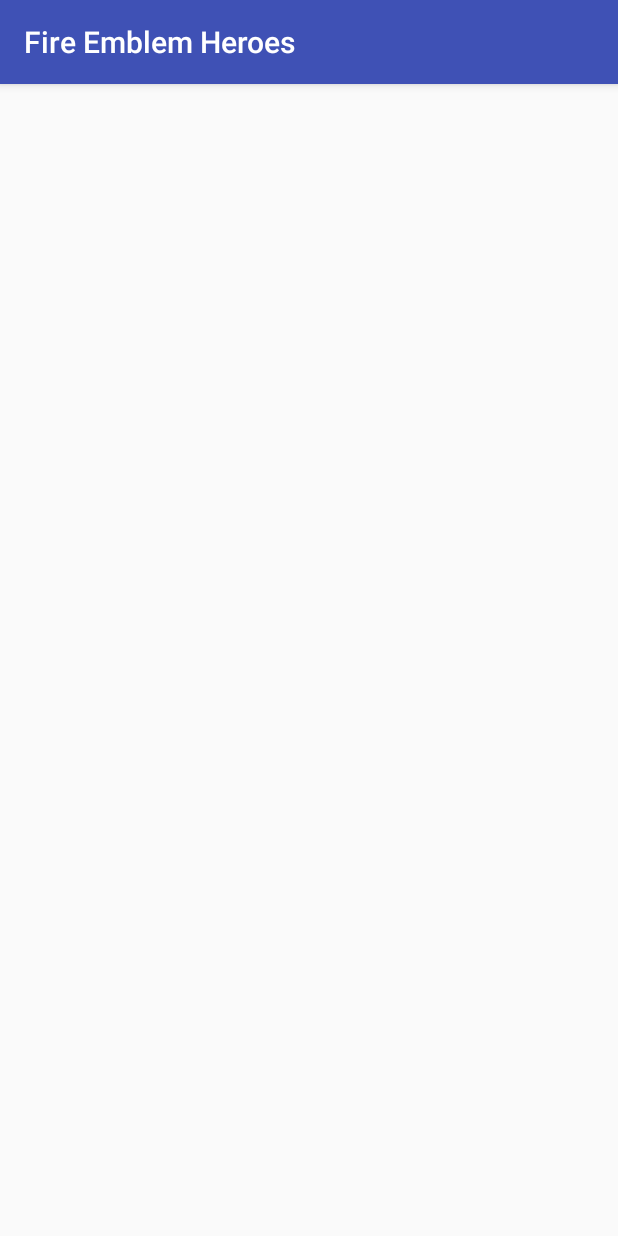
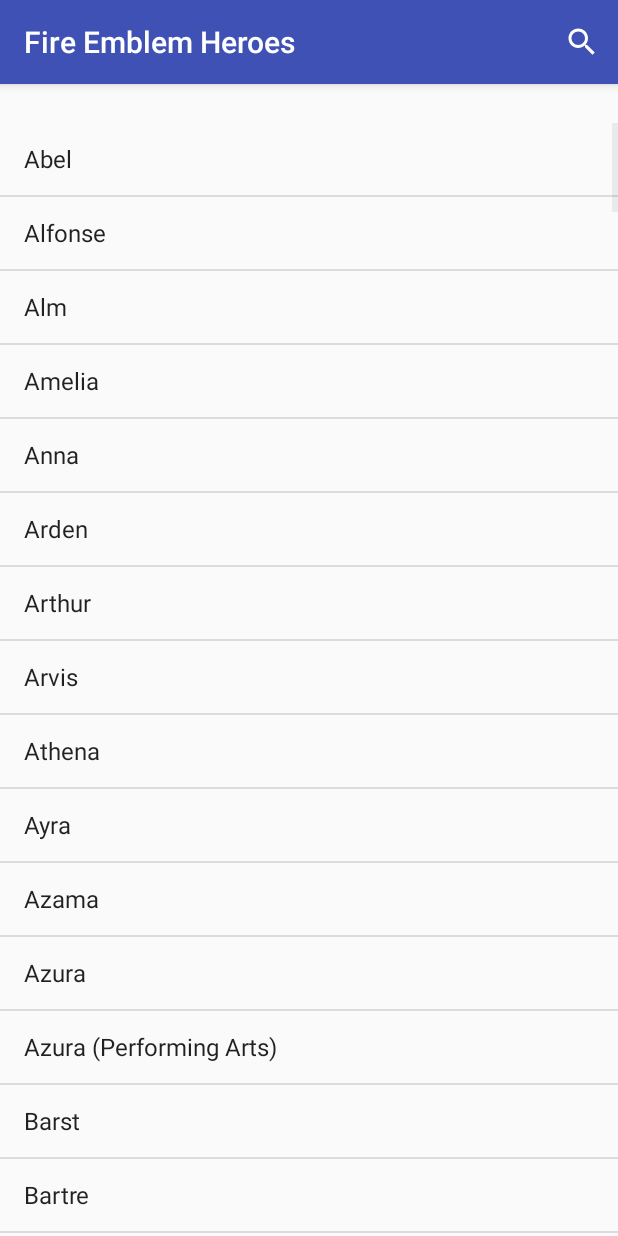
Before and after one commit to Darkvortexes/FEH-Test, an Android app: the HeroesActivity screen opened directly, with no data from a screen before it, on a phone screen of 412 x 824 dp. Run offline under Robolectric (Android 15) with nearby library versions, the phone set to English and light mode, and no system bars.

Commit message:
Completed search bar for HeroesActivity

```diff
--- a/app/src/main/java/com/strobertchs/fireemblemheroes/HeroesActivity.java
+++ b/app/src/main/java/com/strobertchs/fireemblemheroes/HeroesActivity.java
@@ -2,12 +2,56 @@ package com.strobertchs.fireemblemheroes;
 
 import android.support.v7.app.AppCompatActivity;
 import android.os.Bundle;
+import android.view.Menu;
+import android.view.MenuInflater;
+import android.view.MenuItem;
+import android.widget.ArrayAdapter;
+import android.widget.ListView;
+import android.widget.SearchView;
+
+import java.util.ArrayList;
+import java.util.Arrays;
 
 public class HeroesActivity extends AppCompatActivity {
 
+    ArrayAdapter<String> adapter;
     @Override
     protected void onCreate(Bundle savedInstanceState) {
         super.onCreate(savedInstanceState);
         setContentView(R.layout.activity_heroes);
+        ListView lv_heroes = (ListView)findViewById(R.id.listViewHeroes);
+        ArrayList<String> arrayHeroes = new ArrayList<>();
+        arrayHeroes.addAll(Arrays.asList(getResources().getStringArray(R.array.array_heroes)));
+
+        adapter = new ArrayAdapter<>(
+                HeroesActivity.this,
+                android.R.layout.simple_list_item_1,
+                arrayHeroes);
+        lv_heroes.setAdapter(adapter);
+
+    }
+
+    @Override
+    public boolean onCreateOptionsMenu(Menu menu) {
+        MenuInflater inflater = getMenuInflater();
+        inflater.inflate(R.menu.heroes_search,menu);
+        MenuItem item = menu.findItem(R.id.menuSearch);
+        SearchView searchView = (SearchView)item.getActionView();
+
+        searchView.setOnQueryTextListener(new SearchView.OnQueryTextListener(){
+            @Override
+            public boolean onQueryTextSubmit(String query){
+                return false;
+            }
+
+            @Override
+            public boolean onQueryTextChange(String newText){
+                adapter.getFilter().filter(newText);
+
+                return false;
+            }
+        });
+
+        return super.onCreateOptionsMenu(menu);
     }
 }
--- a/app/src/main/res/layout/activity_heroes.xml
+++ b/app/src/main/res/layout/activity_heroes.xml
@@ -1,9 +1,17 @@
 <?xml version="1.0" encoding="utf-8"?>
-<android.support.constraint.ConstraintLayout xmlns:android="http://schemas.android.com/apk/res/android"
+<RelativeLayout xmlns:android="http://schemas.android.com/apk/res/android"
     xmlns:app="http://schemas.android.com/apk/res-auto"
     xmlns:tools="http://schemas.android.com/tools"
     android:layout_width="match_parent"
     android:layout_height="match_parent"
     tools:context="com.strobertchs.fireemblemheroes.HeroesActivity">
 
-</android.support.constraint.ConstraintLayout>
+    <ListView
+        android:id="@+id/listViewHeroes"
+        android:layout_width="match_parent"
+        android:layout_height="match_parent"
+        android:layout_alignParentLeft="true"
+        android:layout_alignParentStart="true"
+        android:layout_alignParentTop="true"
+        android:layout_marginTop="26dp" />
+</RelativeLayout>
--- /dev/null
+++ b/app/src/main/res/menu/heroes_search.xml
@@ -0,0 +1,11 @@
+<?xml version="1.0" encoding="utf-8"?>
+<menu xmlns:android="http://schemas.android.com/apk/res/android"
+    xmlns:app="http://schemas.android.com/apk/res-auto">
+
+    <item android:id="@+id/menuSearch"
+        android:title="Search"
+        android:icon="@android:drawable/ic_menu_search"
+        app:actionViewClass="android.widget.SearchView"
+        app:showAsAction="always"
+        ></item>
+</menu>
--- a/app/src/main/res/values/strings.xml
+++ b/app/src/main/res/values/strings.xml
@@ -1,94 +1,199 @@
 <resources>
     <string name="app_name">Fire Emblem Heroes</string>
     <string name="title_activity_heroes">HeroesActivity</string>
+    <string-array name="array_heroes">
+        <item>Abel</item>
+        <item>Alfonse</item>
+        <item>Alm</item>
+        <item>Amelia</item>
+        <item>Anna</item>
+        <item>Arden</item>
+        <item>Arthur</item>
+        <item>Arvis</item>
+        <item>Athena</item>
+        <item>Ayra</item>
+        <item>Azama</item>
+        <item>Azura</item>
+        <item>Azura (Performing Arts)</item>
+        <item>Barst</item>
+        <item>Bartre</item>
+        <item>Berkut</item>
+        <item>Beruka</item>
+        <item>Black Knight</item>
+        <item>Boey</item>
+        <item>Caeda</item>
+        <item>Caeda (Bridal Blessings)</item>
+        <item>Cain</item>
+        <item>Camilla</item>
+        <item>Camilla (Spring Festival)</item>
+        <item>Camus</item>
+        <item>Catria</item>
+        <item>Cecilia</item>
+        <item>Celica</item>
+        <item>Charlotte (Bridal Blessings)</item>
+        <item>Cherche</item>
+        <item>Chrom</item>
+        <item>Chrom (Spring Festival)</item>
+        <item>Clair</item>
+        <item>Clarine</item>
+        <item>Clarisse</item>
+        <item>Clive</item>
+        <item>Cordelia</item>
+        <item>Cordelia (Bridal Blessings)</item>
+        <item>Corrin(F)</item>
+        <item>Corrin(F) (Nohrian Summer)</item>
+        <item>Corrin(M)</item>
+        <item>Deidre</item>
+        <item>Delthea</item>
+        <item>Donnel</item>
+        <item>Dorcas</item>
+        <item>Draug</item>
+        <item>Effie</item>
+        <item>Eirika</item>
+        <item>Eldigan</item>
+        <item>Elincia</item>
+        <item>Elise</item>
+        <item>Elise (Nohrian Summer)</item>
+        <item>Eliwood</item>
+        <item>Ephraim</item>
+        <item>Est</item>
+        <item>Fae</item>
+        <item>Faye</item>
+        <item>Felicia</item>
+        <item>Fir</item>
+        <item>Florina</item>
+        <item>Frederick</item>
+        <item>Frederick (Ylissean Summer)</item>
+        <item>Gaius</item>
+        <item>Gaius (Ylissean Summer)</item>
+        <item>Genny</item>
+        <item>Gordin</item>
+        <item>Gray</item>
+        <item>Gunter</item>
+        <item>Gwendolyn</item>
+        <item>Hana</item>
+        <item>Hawkeye</item>
+        <item>Hector</item>
+        <item>Henry</item>
+        <item>Henry (Trick or Defeat!)</item>
+        <item>Hinata</item>
+        <item>Hinoka</item>
+        <item>Ike</item>
+        <item>Ike (Brave Heroes)</item>
+        <item>Inigo (Performing Arts)</item>
+        <item>Innes</item>
+        <item>Jaffar</item>
+        <item>Jagen</item>
+        <item>Jakob</item>
+        <item>Jakob (Trick or Defeat!)</item>
+        <item>Jeorge</item>
+        <item>Julia</item>
+        <item>Kagero</item>
+        <item>Karel</item>
+        <item>Katarina</item>
+        <item>Klein</item>
+        <item>Lachesis</item>
+        <item>Laslow</item>
+        <item>Legion</item>
+        <item>Leo</item>
+        <item>Leo (Nohrian Summer)</item>
+        <item>Leon</item>
+        <item>Lilina</item>
+        <item>Linde</item>
+        <item>Lissa</item>
+        <item>Lloyd</item>
+        <item>Lon'qu</item>
+        <item>Lucina</item>
+        <item>Lucina (Brave Heroes)</item>
+        <item>Lucina (Spring Festival)</item>
+        <item>Lucius</item>
+        <item>Lukas</item>
+        <item>Luke</item>
+        <item>Lute</item>
+        <item>Lyn</item>
+        <item>Lyn (Brave Heroes)</item>
+        <item>Lyn (Bridal Blessings)</item>
+        <item>Mae</item>
+        <item>Maria</item>
+        <item>Marth</item>
+        <item>Marth (Masked)</item>
+        <item>Mathilda</item>
+        <item>Matthew</item>
+        <item>Merric</item>
+        <item>Mia</item>
+        <item>Michalis</item>
+        <item>Minerva</item>
+        <item>Mist</item>
+        <item>Narcian</item>
+        <item>Navarre</item>
+        <item>Nephenee</item>
+        <item>Niles</item>
+        <item>Ninian</item>
+        <item>Nino</item>
+        <item>Nowi</item>
+        <item>Nowi (Trick or Defeat!)</item>
+        <item>Oboro</item>
+        <item>Odin</item>
+        <item>Ogma</item>
+        <item>Olivia</item>
+        <item>Olivia (Performing Arts)</item>
+        <item>Olwen</item>
+        <item>Oscar</item>
+        <item>Palla</item>
+        <item>Peri</item>
+        <item>Priscilla</item>
+        <item>Raigh</item>
+        <item>Raven</item>
+        <item>Rebecca</item>
+        <item>Reinhardt</item>
+        <item>Robin(F)</item>
+        <item>Robin(F) (Ylissean Summer)</item>
+        <item>Robin(M)</item>
+        <item>Roderick</item>
+        <item>Roy</item>
+        <item>Roy (Brave Heroes)</item>
+        <item>Ryoma</item>
+        <item>Saber</item>
+        <item>Saizo</item>
+        <item>Sakura</item>
+        <item>Sakura (Trick or Defeat!)</item>
+        <item>Sanaki</item>
+        <item>Selena</item>
+        <item>Seliph</item>
+        <item>Serra</item>
+        <item>Seth</item>
+        <item>Setsuna</item>
+        <item>Shanna</item>
+        <item>Sharena</item>
+        <item>Sheena</item>
+        <item>Shigure (Performing Arts)</item>
+        <item>Sigurd</item>
+        <item>Sonya</item>
+        <item>Sophia</item>
+        <item>Soren</item>
+        <item>Stahl</item>
+        <item>Subaki</item>
+        <item>Sully</item>
+        <item>Tailtiu</item>
+        <item>Takumi</item>
+        <item>Tana</item>
+        <item>Tharja</item>
+        <item>Tiki(A)</item>
+        <item>Tiki(A) (Ylissean Summer)</item>
+        <item>Tiki(Y)</item>
+        <item>Titania</item>
+        <item>Tobin</item>
+        <item>Ursula</item>
+        <item>Valter</item>
+        <item>Virion</item>
+        <item>Wrys</item>
+        <item>Xander</item>
+        <item>Xander (Nohrian Summer)</item>
+        <item>Xander (Spring Festival)</item>
+        <item>Zephiel</item>
+    </string-array>
     <string name="large_text">
-        "Material is the metaphor.\n\n"
 
-        "A material metaphor is the unifying theory of a rationalized space and a system of motion."
-        "The material is grounded in tactile reality, inspired by the study of paper and ink, yet "
-        "technologically advanced and open to imagination and magic.\n"
-        "Surfaces and edges of the material provide visual cues that are grounded in reality. The "
-        "use of familiar tactile attributes helps users quickly understand affordances. Yet the "
-        "flexibility of the material creates new affordances that supercede those in the physical "
-        "world, without breaking the rules of physics.\n"
-        "The fundamentals of light, surface, and movement are key to conveying how objects move, "
-        "interact, and exist in space and in relation to each other. Realistic lighting shows "
-        "seams, divides space, and indicates moving parts.\n\n"
-
-        "Bold, graphic, intentional.\n\n"
-
-        "The foundational elements of print based design typography, grids, space, scale, color, "
-        "and use of imagery guide visual treatments. These elements do far more than please the "
-        "eye. They create hierarchy, meaning, and focus. Deliberate color choices, edge to edge "
-        "imagery, large scale typography, and intentional white space create a bold and graphic "
-        "interface that immerse the user in the experience.\n"
-        "An emphasis on user actions makes core functionality immediately apparent and provides "
-        "waypoints for the user.\n\n"
-
-        "Motion provides meaning.\n\n"
-
-        "Motion respects and reinforces the user as the prime mover. Primary user actions are "
-        "inflection points that initiate motion, transforming the whole design.\n"
-        "All action takes place in a single environment. Objects are presented to the user without "
-        "breaking the continuity of experience even as they transform and reorganize.\n"
-        "Motion is meaningful and appropriate, serving to focus attention and maintain continuity. "
-        "Feedback is subtle yet clear. Transitions are efﬁcient yet coherent.\n\n"
-
-        "3D world.\n\n"
-
-        "The material environment is a 3D space, which means all objects have x, y, and z "
-        "dimensions. The z-axis is perpendicularly aligned to the plane of the display, with the "
-        "positive z-axis extending towards the viewer. Every sheet of material occupies a single "
-        "position along the z-axis and has a standard 1dp thickness.\n"
-        "On the web, the z-axis is used for layering and not for perspective. The 3D world is "
-        "emulated by manipulating the y-axis.\n\n"
-
-        "Light and shadow.\n\n"
-
-        "Within the material environment, virtual lights illuminate the scene. Key lights create "
-        "directional shadows, while ambient light creates soft shadows from all angles.\n"
-        "Shadows in the material environment are cast by these two light sources. In Android "
-        "development, shadows occur when light sources are blocked by sheets of material at "
-        "various positions along the z-axis. On the web, shadows are depicted by manipulating the "
-        "y-axis only. The following example shows the card with a height of 6dp.\n\n"
-
-        "Resting elevation.\n\n"
-
-        "All material objects, regardless of size, have a resting elevation, or default elevation "
-        "that does not change. If an object changes elevation, it should return to its resting "
-        "elevation as soon as possible.\n\n"
-
-        "Component elevations.\n\n"
-
-        "The resting elevation for a component type is consistent across apps (e.g., FAB elevation "
-        "does not vary from 6dp in one app to 16dp in another app).\n"
-        "Components may have different resting elevations across platforms, depending on the depth "
-        "of the environment (e.g., TV has a greater depth than mobile or desktop).\n\n"
-
-        "Responsive elevation and dynamic elevation offsets.\n\n"
-
-        "Some component types have responsive elevation, meaning they change elevation in response "
-        "to user input (e.g., normal, focused, and pressed) or system events. These elevation "
-        "changes are consistently implemented using dynamic elevation offsets.\n"
-        "Dynamic elevation offsets are the goal elevation that a component moves towards, relative "
-        "to the component’s resting state. They ensure that elevation changes are consistent "
-        "across actions and component types. For example, all components that lift on press have "
-        "the same elevation change relative to their resting elevation.\n"
-        "Once the input event is completed or cancelled, the component will return to its resting "
-        "elevation.\n\n"
-
-        "Avoiding elevation interference.\n\n"
-
-        "Components with responsive elevations may encounter other components as they move between "
-        "their resting elevations and dynamic elevation offsets. Because material cannot pass "
-        "through other material, components avoid interfering with one another any number of ways, "
-        "whether on a per component basis or using the entire app layout.\n"
-        "On a component level, components can move or be removed before they cause interference. "
-        "For example, a floating action button (FAB) can disappear or move off screen before a "
-        "user picks up a card, or it can move if a snackbar appears.\n"
-        "On the layout level, design your app layout to minimize opportunities for interference. "
-        "For example, position the FAB to one side of stream of a cards so the FAB won’t interfere "
-        "when a user tries to pick up one of cards.\n\n"
     </string>
     <string name="action_settings">Settings</string>
 </resources>
```
Also changed, not shown: app/src/main/res/layout/activity_main.xml (+19 -26 lines).
